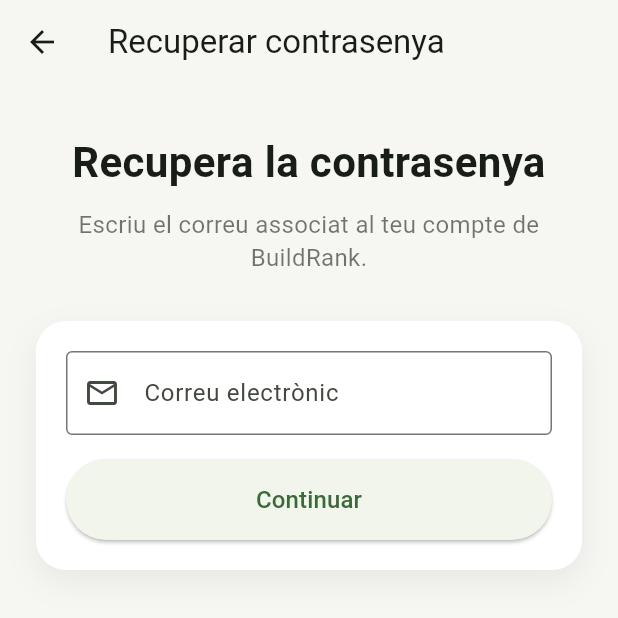
After one commit to pes2526q2-13-gei-upc/FrontEnd-BuildRank, a Flutter app: the screen it shows after launch, after a tap on "Has oblidat la contrasenya?", on a phone screen of 412 x 824 dp, the top half of it. The commit adds this screen. Run offline on Flutter 3.47's test engine with Material 3 defaults, Android fonts, the phone set to English and light mode, and no system bars; our stand-ins replace firebase_core, firebase_messaging, flutter_local_notifications, flutter_map, google_sign_in, latlong2 and 1 more; missing offline and left inert: stream_chat_flutter; accounts and stored records are empty; network calls fail.

Commit message:
feat: add password reset and improve ranking building linking (#36)

```diff
--- a/buildrank_mobile/lib/core/config/api_config.dart
+++ b/buildrank_mobile/lib/core/config/api_config.dart
@@ -15,7 +15,7 @@ class ApiConfig {
   /// Per defecte usa l'emulador. Si vols provar amb mòbil físic:
   ///
   /// flutter run --dart-define=API_BASE_URL=http://192.168.1.13
-  /// flutter run --dart-define=API_BASE_URL=http://192.168.1.102 --dart-define=XEMA_API_KEY=9a2ce0d3e095178ca40c3d6ffcd4c74f11e3c6b069b9fbde146fd6ca19f1398c
+  /// flutter run --dart-define=API_BASE_URL=http://192.168.1.109 --dart-define=XEMA_API_KEY=9a2ce0d3e095178ca40c3d6ffcd4c74f11e3c6b069b9fbde146fd6ca19f1398c
   ///
   /// Important:
   /// - Amb Docker + Nginx no fem servir :8000.
@@ -35,6 +35,9 @@ class ApiConfig {
   static const String logout = '$baseUrl/api/accounts/logout/';
   static const String me = '$baseUrl/api/accounts/me/';
   static const String meEdificis = '$baseUrl/api/accounts/me/edificis/';
+  static const String passwordReset = '$baseUrl/api/accounts/password-reset/';
+  static const String passwordResetConfirm =
+      '$baseUrl/api/accounts/password-reset-confirm/';
 
   // =========================
   // Buildings endpoints
--- a/buildrank_mobile/lib/features/auth/presentation/screens/login_screen.dart
+++ b/buildrank_mobile/lib/features/auth/presentation/screens/login_screen.dart
@@ -2,6 +2,7 @@ import 'package:buildrank_mobile/core/services/stream_service.dart';
 import 'package:buildrank_mobile/features/auth/data/auth_service.dart';
 import 'package:buildrank_mobile/features/profile/presentation/screens/profile_screen.dart';
 import 'package:buildrank_mobile/features/admin/presentation/screens/system_admin_home_screen.dart';
+import 'package:buildrank_mobile/features/auth/presentation/screens/password_reset_screen.dart';
 import 'package:firebase_messaging/firebase_messaging.dart';
 import 'package:flutter/material.dart';
 
@@ -186,7 +187,15 @@ class _LoginScreenState extends State<LoginScreen> {
                   Align(
                     alignment: Alignment.centerRight,
                     child: TextButton(
-                      onPressed: null,
+                      onPressed: _isLoading
+                          ? null
+                          : () {
+                              Navigator.of(context).push(
+                                MaterialPageRoute(
+                                  builder: (_) => const PasswordResetScreen(),
+                                ),
+                              );
+                            },
                       child: const Text('Has oblidat la contrasenya?'),
                     ),
                   ),
--- /dev/null
+++ b/buildrank_mobile/lib/features/auth/presentation/screens/password_reset_screen.dart
@@ -0,0 +1,285 @@
+import 'package:buildrank_mobile/features/auth/data/auth_service.dart';
+import 'package:flutter/material.dart';
+
+class PasswordResetScreen extends StatefulWidget {
+  const PasswordResetScreen({super.key});
+
+  @override
+  State<PasswordResetScreen> createState() => _PasswordResetScreenState();
+}
+
+class _PasswordResetScreenState extends State<PasswordResetScreen> {
+  final _authService = AuthService();
+
+  final _emailController = TextEditingController();
+  final _passwordController = TextEditingController();
+  final _confirmPasswordController = TextEditingController();
+
+  bool _isLoading = false;
+  String? _errorText;
+  String? _successText;
+
+  String? _uid;
+  String? _token;
+
+  bool get _isConfirmStep => _uid != null && _token != null;
+
+  Future<void> _requestReset() async {
+    final email = _emailController.text.trim();
+
+    if (email.isEmpty) {
+      setState(() {
+        _errorText = 'Introdueix el teu correu electrònic.';
+        _successText = null;
+      });
+      return;
+    }
+
+    setState(() {
+      _isLoading = true;
+      _errorText = null;
+      _successText = null;
+    });
+
+    try {
+      final data = await _authService.requestPasswordReset(email: email);
+
+      final uid = data['uid']?.toString();
+      final token = data['token']?.toString();
+
+      if (uid != null && uid.isNotEmpty && token != null && token.isNotEmpty) {
+        setState(() {
+          _uid = uid;
+          _token = token;
+          _successText = 'Compte trobat. Introdueix la nova contrasenya.';
+        });
+      } else {
+        setState(() {
+          _successText =
+              'Si el correu existeix, s’han generat instruccions per restablir la contrasenya.';
+        });
+      }
+    } catch (e) {
+      setState(() {
+        _errorText = e.toString().replaceFirst('Exception: ', '');
+        _successText = null;
+      });
+    } finally {
+      if (mounted) {
+        setState(() {
+          _isLoading = false;
+        });
+      }
+    }
+  }
+
+  Future<void> _confirmReset() async {
+    final password = _passwordController.text.trim();
+    final confirmPassword = _confirmPasswordController.text.trim();
+
+    if (password.isEmpty || confirmPassword.isEmpty) {
+      setState(() {
+        _errorText = 'Introdueix i confirma la nova contrasenya.';
+        _successText = null;
+      });
+      return;
+    }
+
+    if (password != confirmPassword) {
+      setState(() {
+        _errorText = 'Les contrasenyes no coincideixen.';
+        _successText = null;
+      });
+      return;
+    }
+
+    setState(() {
+      _isLoading = true;
+      _errorText = null;
+      _successText = null;
+    });
+
+    try {
+      await _authService.confirmPasswordReset(
+        uid: _uid!,
+        token: _token!,
+        password: password,
+        passwordConfirm: confirmPassword,
+      );
+
+      if (!mounted) return;
+
+      ScaffoldMessenger.of(context).showSnackBar(
+        const SnackBar(content: Text('Contrasenya restablerta correctament.')),
+      );
+
+      Navigator.of(context).pop();
+    } catch (e) {
+      setState(() {
+        _errorText = e.toString().replaceFirst('Exception: ', '');
+        _successText = null;
+      });
+    } finally {
+      if (mounted) {
+        setState(() {
+          _isLoading = false;
+        });
+      }
+    }
+  }
+
+  @override
+  void dispose() {
+    _emailController.dispose();
+    _passwordController.dispose();
+    _confirmPasswordController.dispose();
+    super.dispose();
+  }
+
+  @override
+  Widget build(BuildContext context) {
+    final title = _isConfirmStep
+        ? 'Crea una nova contrasenya'
+        : 'Recupera la contrasenya';
+
+    final subtitle = _isConfirmStep
+        ? 'Introdueix una nova contrasenya per al teu compte.'
+        : 'Escriu el correu associat al teu compte de BuildRank.';
+
+    return Scaffold(
+      backgroundColor: const Color(0xFFF6F7F2),
+      appBar: AppBar(
+        backgroundColor: const Color(0xFFF6F7F2),
+        elevation: 0,
+        title: const Text('Recuperar contrasenya'),
+      ),
+      body: SafeArea(
+        child: ListView(
+          padding: const EdgeInsets.symmetric(horizontal: 24, vertical: 20),
+          children: [
+            const SizedBox(height: 12),
+            Text(
+              title,
+              textAlign: TextAlign.center,
+              style: const TextStyle(fontSize: 28, fontWeight: FontWeight.bold),
+            ),
+            const SizedBox(height: 10),
+            Text(
+              subtitle,
+              textAlign: TextAlign.center,
+              style: const TextStyle(
+                fontSize: 16,
+                height: 1.4,
+                color: Colors.black54,
+              ),
+            ),
+            const SizedBox(height: 32),
+            Container(
+              padding: const EdgeInsets.all(20),
+              decoration: BoxDecoration(
+                color: Colors.white,
+                borderRadius: BorderRadius.circular(20),
+                boxShadow: const [
+                  BoxShadow(
+                    blurRadius: 18,
+                    offset: Offset(0, 8),
+                    color: Color.fromRGBO(0, 0, 0, 0.06),
+                  ),
+                ],
+              ),
+              child: Column(
+                crossAxisAlignment: CrossAxisAlignment.stretch,
+                children: [
+                  if (!_isConfirmStep) ...[
+                    TextField(
+                      controller: _emailController,
+                      keyboardType: TextInputType.emailAddress,
+                      decoration: const InputDecoration(
+                        labelText: 'Correu electrònic',
+                        hintText: 'nom@exemple.com',
+                        border: OutlineInputBorder(),
+                        prefixIcon: Icon(Icons.email_outlined),
+                      ),
+                    ),
+                    const SizedBox(height: 16),
+                    SizedBox(
+                      height: 54,
+                      child: ElevatedButton(
+                        onPressed: _isLoading ? null : _requestReset,
+                        child: _isLoading
+                            ? const SizedBox(
+                                height: 22,
+                                width: 22,
+                                child: CircularProgressIndicator(
+                                  strokeWidth: 2,
+                                ),
+                              )
+                            : const Text(
+                                'Continuar',
+                                style: TextStyle(fontSize: 16),
+                              ),
+                      ),
+                    ),
+                  ] else ...[
+                    TextField(
+                      controller: _passwordController,
+                      obscureText: true,
+                      decoration: const InputDecoration(
+                        labelText: 'Nova contrasenya',
+                        border: OutlineInputBorder(),
+                        prefixIcon: Icon(Icons.lock_outline),
+                      ),
+                    ),
+                    const SizedBox(height: 16),
+                    TextField(
+                      controller: _confirmPasswordController,
+                      obscureText: true,
+                      decoration: const InputDecoration(
+                        labelText: 'Confirmar nova contrasenya',
+                        border: OutlineInputBorder(),
+                        prefixIcon: Icon(Icons.lock_outline),
+                      ),
+                    ),
+                    const SizedBox(height: 16),
+                    SizedBox(
+                      height: 54,
+                      child: ElevatedButton(
+                        onPressed: _isLoading ? null : _confirmReset,
+                        child: _isLoading
+                            ? const SizedBox(
+                                height: 22,
+                                width: 22,
+                                child: CircularProgressIndicator(
+                                  strokeWidth: 2,
+                                ),
+                              )
+                            : const Text(
+                                'Restablir contrasenya',
+                                style: TextStyle(fontSize: 16),
+                              ),
+                      ),
+                    ),
+                  ],
+                  if (_errorText != null) ...[
+                    const SizedBox(height: 12),
+                    Text(
+                      _errorText!,
+                      style: const TextStyle(color: Colors.red, fontSize: 13),
+                    ),
+                  ],
+                  if (_successText != null) ...[
+                    const SizedBox(height: 12),
+                    Text(
+                      _successText!,
+                      style: const TextStyle(color: Colors.green, fontSize: 13),
+                    ),
+                  ],
+                ],
+              ),
+            ),
+          ],
+        ),
+      ),
+    );
+  }
+}
```
Also changed, not shown: buildrank_mobile/lib/features/auth/data/auth_service.dart (+44 -0 lines), buildrank_mobile/lib/features/profile/data/add_existing_building_service.dart (+6 -5 lines), buildrank_mobile/lib/features/profile/presentation/screens/add_existing_building_screen.dart (+26 -13 lines), buildrank_mobile/lib/features/ranking/data/ranking_model.dart (+31 -4 lines), buildrank_mobile/lib/features/ranking/presentation/screens/ranking_screen.dart (+14 -5 lines).
